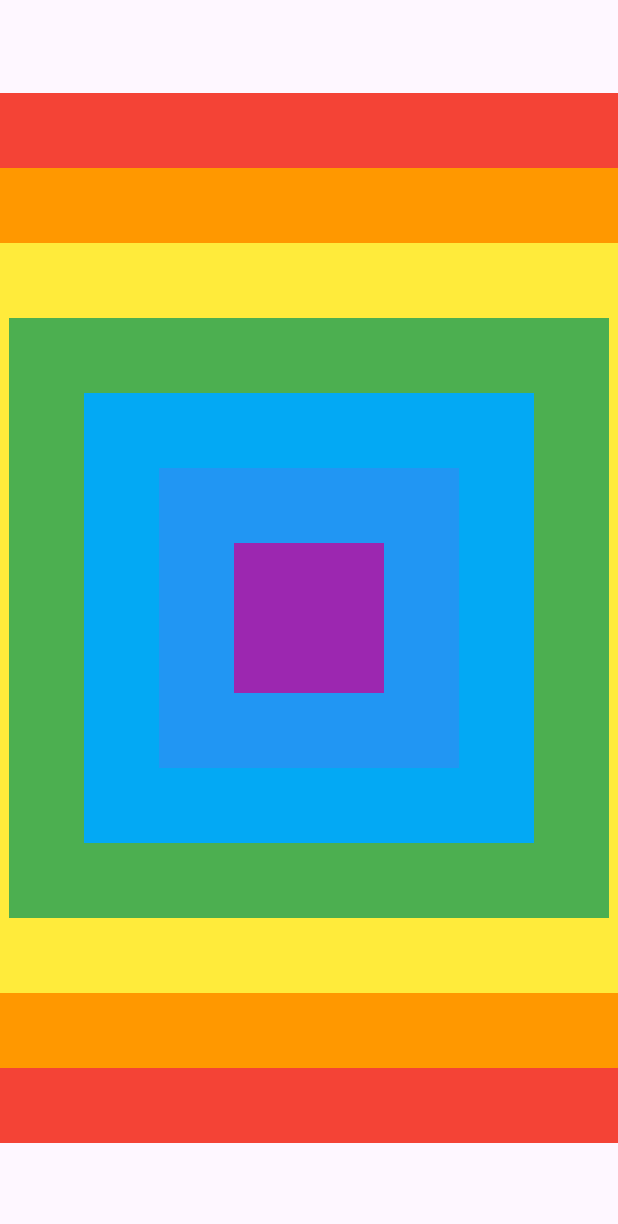
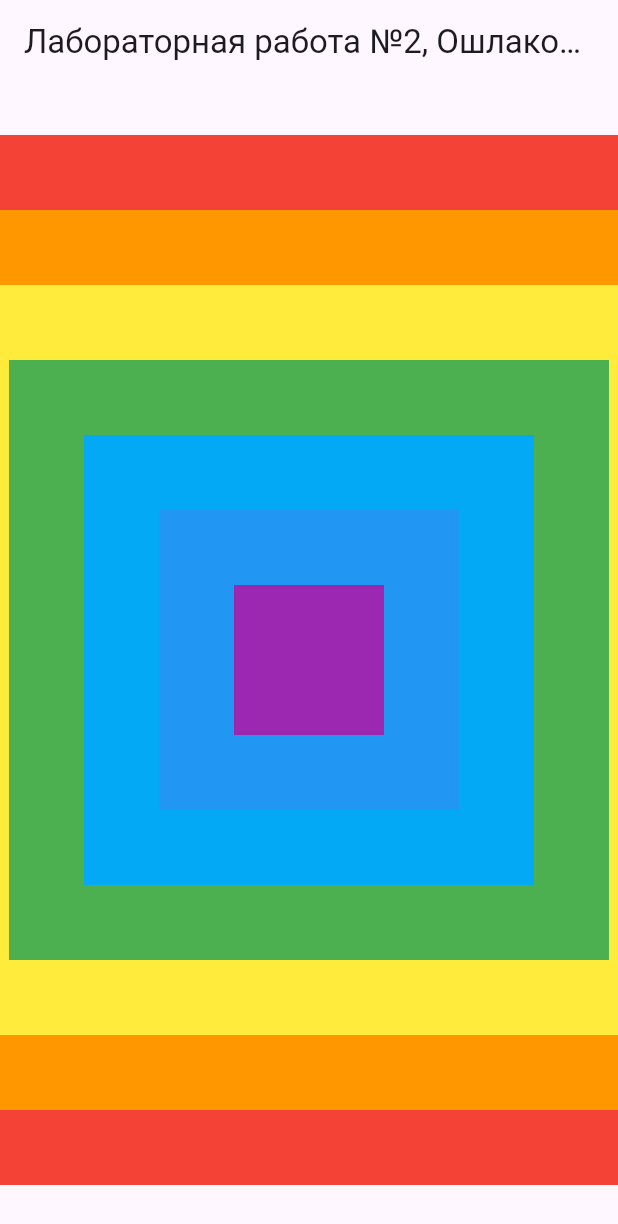
Before and after one commit to Xabartshik/md_lab2, a Flutter app: the screen it shows after launch, on a phone screen of 412 x 824 dp. Shown: the top 1224 px of the screen. Run offline on Flutter 3.47's test engine with Material 3 defaults, Android fonts, the light colour scheme and no system bars.

Commit message:
Добавил заголовок с указанием ФИО

```diff
--- a/lib/main.dart
+++ b/lib/main.dart
@@ -9,9 +9,22 @@ class MainApp extends StatelessWidget {
 
   @override
   Widget build(BuildContext context) {
-    return MaterialApp(
+        return MaterialApp(
       home: Scaffold(
-        body: Center(
+        appBar: AppBar(
+          title: Text('Лабораторная работа №2, Ошлаков Данил ИВТ-22'),
+        ),
+        body: lab2(),
+      ),
+    );
+
+  }
+}
+
+class lab2 extends StatelessWidget {
+  @override
+  Widget build(BuildContext context) {
+    return Center(
           child: Stack(
             alignment: Alignment.center,
             children: [
@@ -24,8 +37,6 @@ class MainApp extends StatelessWidget {
               Container(color: Colors.purple, height: 100, width: 100),
             ],
           )
-        ),
-      ),
     );
   }
 }
```
